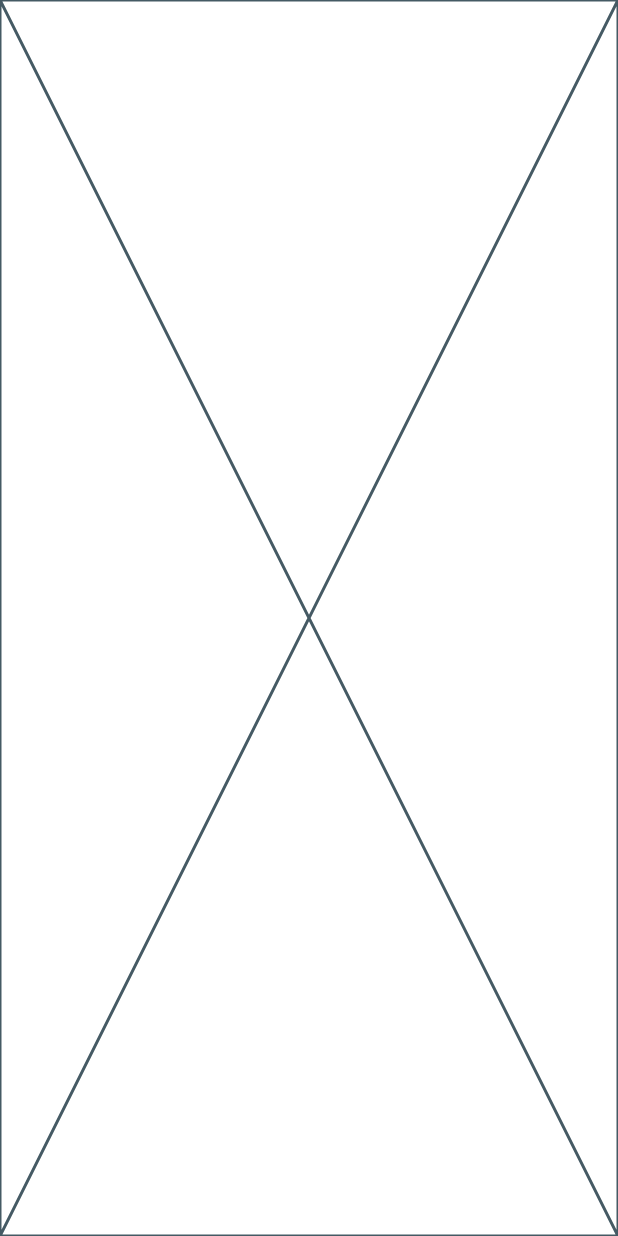
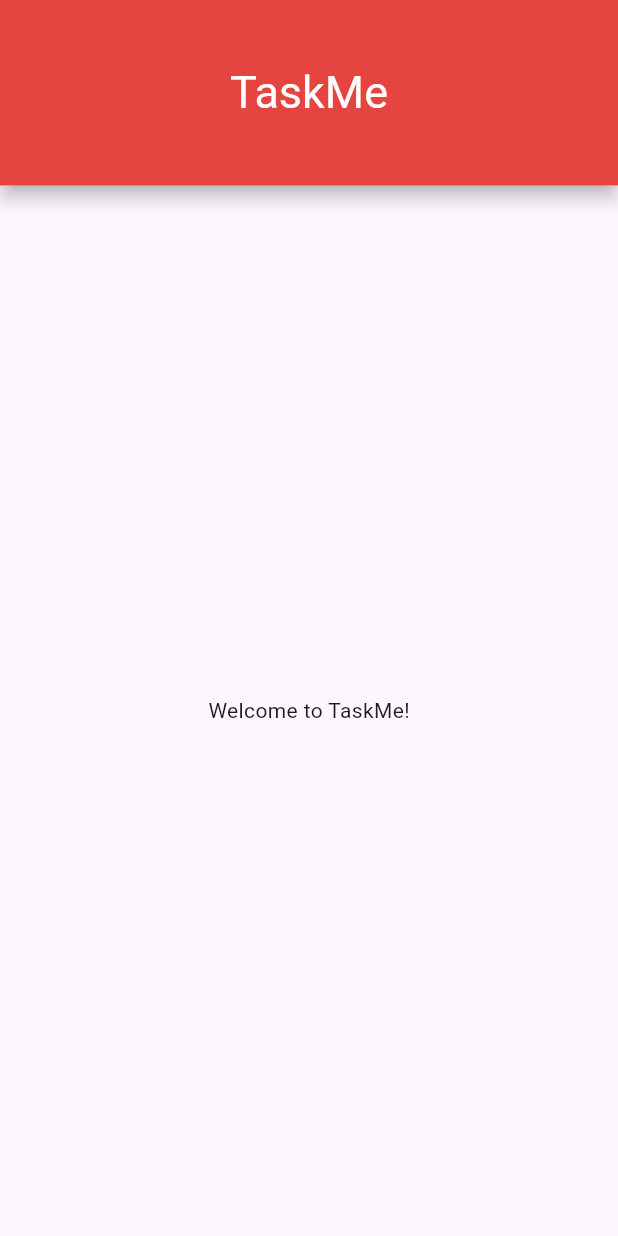
Before and after one commit to Yasitha-Bhanuka/TaskMe-Flutter-App, a Flutter app: the screen it shows after launch, on a phone screen of 412 x 824 dp. Run offline on Flutter 3.47's test engine with Material 3 defaults, Android fonts, the phone set to English and light mode, and no system bars.

Commit message:
Make the appbar title styles and make the bottom shadow for the appbar.

```diff
--- a/lib/main.dart
+++ b/lib/main.dart
@@ -13,10 +13,6 @@
   Widget build(BuildContext context) {
     return MaterialApp(
       title: 'TaskMe',
-      theme: ThemeData(
-        colorScheme: ColorScheme.fromSeed(seedColor: Colors.red),
-        useMaterial3: true,
-      ),
       home: HomePage(),
     );
   }
--- a/lib/pages/home_page.dart
+++ b/lib/pages/home_page.dart
@@ -1,15 +1,34 @@
 import 'package:flutter/material.dart';
 
 class HomePage extends StatefulWidget {
-  const HomePage({super.key});
+  HomePage({super.key});
 
   @override
   State<HomePage> createState() => _HomePageState();
 }
 
 class _HomePageState extends State<HomePage> {
+  late double _deviceWidth, _deviceHeight;
+
   @override
   Widget build(BuildContext context) {
-    return const Placeholder();
+    _deviceWidth = MediaQuery.of(context).size.width;
+    _deviceHeight = MediaQuery.of(context).size.height;
+    return Scaffold(
+      appBar: AppBar(
+        backgroundColor: Colors.red,
+        elevation: 5.0,
+        shadowColor: Colors.black,
+        toolbarHeight: _deviceHeight * 0.15,
+        centerTitle: true,
+        title: const Text(
+          'TaskMe',
+          style: TextStyle(fontSize: 30.0, color: Colors.white),
+        ),
+      ),
+      body: const Center(
+        child: Text('Welcome to TaskMe!'),
+      ),
+    );
   }
 }
```
